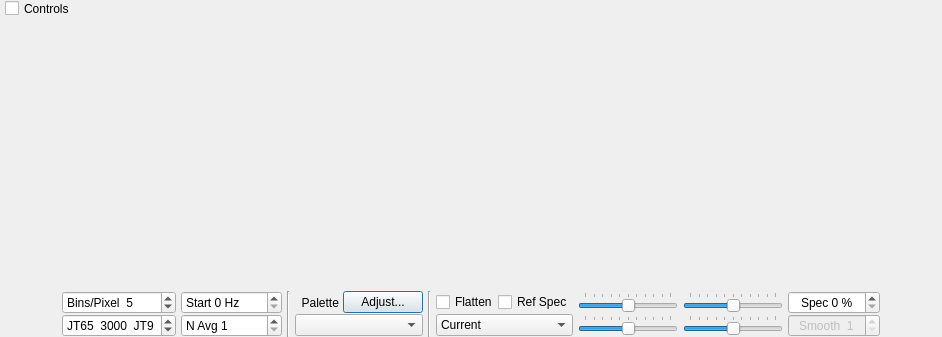
First picture: the form in widegraph.ui, repository qcmiao1998/js8call, before the edit.
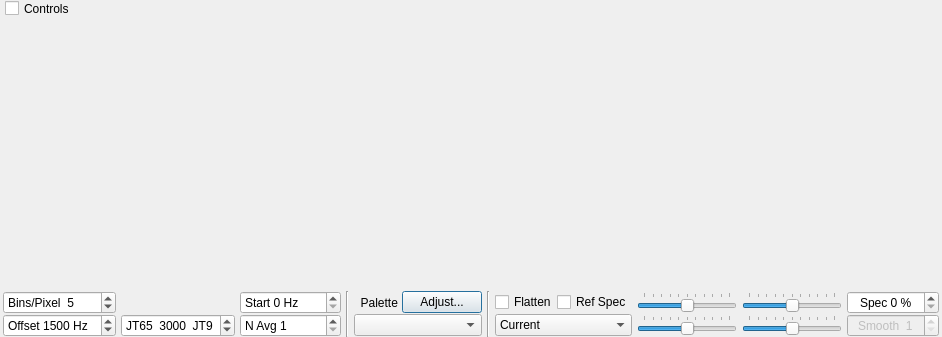
Second picture: the form after the edit. Custom widgets are drawn as their Qt base class.

Commit message: Added frequency offset spinbox into the widegraph

```diff
--- a/widegraph.ui
+++ b/widegraph.ui
@@ -100,211 +100,7 @@
       <property name="verticalSpacing">
        <number>0</number>
       </property>
-      <item row="1" column="8">
-       <widget class="QSlider" name="gain2dSlider">
-        <property name="sizePolicy">
-         <sizepolicy hsizetype="Expanding" vsizetype="Fixed">
-          <horstretch>0</horstretch>
-          <verstretch>0</verstretch>
-         </sizepolicy>
-        </property>
-        <property name="minimumSize">
-         <size>
-          <width>100</width>
-          <height>0</height>
-         </size>
-        </property>
-        <property name="maximumSize">
-         <size>
-          <width>200</width>
-          <height>16777215</height>
-         </size>
-        </property>
-        <property name="toolTip">
-         <string>Spectrum gain</string>
-        </property>
-        <property name="minimum">
-         <number>-50</number>
-        </property>
-        <property name="maximum">
-         <number>50</number>
-        </property>
-        <property name="orientation">
-         <enum>Qt::Horizontal</enum>
-        </property>
-        <property name="tickPosition">
-         <enum>QSlider::TicksAbove</enum>
-        </property>
-       </widget>
-      </item>
-      <item row="0" column="4">
-       <layout class="QHBoxLayout" name="horizontalLayout">
-        <item>
-         <widget class="QLabel" name="labPalette">
-          <property name="text">
-           <string>  Palette </string>
-          </property>
-          <property name="alignment">
-           <set>Qt::AlignLeading|Qt::AlignLeft|Qt::AlignVCenter</set>
-          </property>
-         </widget>
-        </item>
-        <item>
-         <widget class="QPushButton" name="adjust_palette_push_button">
-          <property name="toolTip">
-           <string>&lt;html&gt;&lt;head/&gt;&lt;body&gt;&lt;p&gt;Enter definition for a new color palette.&lt;/p&gt;&lt;/body&gt;&lt;/html&gt;</string>
-          </property>
-          <property name="text">
-           <string>Adjust...</string>
-          </property>
-         </widget>
-        </item>
-       </layout>
-      </item>
-      <item row="0" column="8">
-       <widget class="QSlider" name="gainSlider">
-        <property name="sizePolicy">
-         <sizepolicy hsizetype="Expanding" vsizetype="Fixed">
-          <horstretch>0</horstretch>
-          <verstretch>0</verstretch>
-         </sizepolicy>
-        </property>
-        <property name="minimumSize">
-         <size>
-          <width>100</width>
-          <height>0</height>
-         </size>
-        </property>
-        <property name="maximumSize">
-         <size>
-          <width>200</width>
-          <height>16777215</height>
-         </size>
-        </property>
-        <property name="toolTip">
-         <string>Waterfall gain</string>
-        </property>
-        <property name="minimum">
-         <number>-50</number>
-        </property>
-        <property name="maximum">
-         <number>50</number>
-        </property>
-        <property name="orientation">
-         <enum>Qt::Horizontal</enum>
-        </property>
-        <property name="tickPosition">
-         <enum>QSlider::TicksAbove</enum>
-        </property>
-       </widget>
-      </item>
-      <item row="0" column="11">
-       <widget class="QSpinBox" name="sbPercent2dPlot">
-        <property name="toolTip">
-         <string>&lt;html&gt;&lt;head/&gt;&lt;body&gt;&lt;p&gt;Set fractional size of spectrum in this window.&lt;/p&gt;&lt;/body&gt;&lt;/html&gt;</string>
-        </property>
-        <property name="alignment">
-         <set>Qt::AlignCenter</set>
-        </property>
-        <property name="suffix">
-         <string> %</string>
-        </property>
-        <property name="prefix">
-         <string>Spec </string>
-        </property>
-        <property name="maximum">
-         <number>100</number>
-        </property>
-        <property name="singleStep">
-         <number>5</number>
-        </property>
-        <property name="value">
-         <number>0</number>
-        </property>
-       </widget>
-      </item>
-      <item row="0" column="6">
-       <layout class="QHBoxLayout" name="horizontalLayout_3">
-        <item>
-         <widget class="QCheckBox" name="cbFlatten">
-          <property name="toolTip">
-           <string>&lt;html&gt;&lt;head/&gt;&lt;body&gt;&lt;p&gt;Flatten spectral baseline over the full displayed interval.&lt;/p&gt;&lt;/body&gt;&lt;/html&gt;</string>
-          </property>
-          <property name="text">
-           <string>Flatten</string>
-          </property>
-         </widget>
-        </item>
-        <item>
-         <widget class="QCheckBox" name="cbRef">
-          <property name="toolTip">
-           <string>&lt;html&gt;&lt;head/&gt;&lt;body&gt;&lt;p&gt;Compute and save a reference spectrum.  (Not yet fully implemented.)&lt;/p&gt;&lt;/body&gt;&lt;/html&gt;</string>
-          </property>
-          <property name="text">
-           <string>Ref Spec</string>
-          </property>
-         </widget>
-        </item>
-       </layout>
-      </item>
-      <item row="1" column="11">
-       <widget class="QSpinBox" name="smoSpinBox">
-        <property name="enabled">
-         <bool>false</bool>
-        </property>
-        <property name="toolTip">
-         <string>Smoothing of Linear Average spectrum</string>
-        </property>
-        <property name="alignment">
-         <set>Qt::AlignCenter</set>
-        </property>
-        <property name="suffix">
-         <string/>
-        </property>
-        <property name="prefix">
-         <string>Smooth  </string>
-        </property>
-        <property name="minimum">
-         <number>1</number>
-        </property>
-        <property name="maximum">
-         <number>7</number>
-        </property>
-       </widget>
-      </item>
-      <item row="0" column="1">
-       <widget class="QSpinBox" name="bppSpinBox">
-        <property name="toolTip">
-         <string>Compression factor for frequency scale</string>
-        </property>
-        <property name="suffix">
-         <string/>
-        </property>
-        <property name="prefix">
-         <string>Bins/Pixel  </string>
-        </property>
-        <property name="minimum">
-         <number>1</number>
-        </property>
-        <property name="maximum">
-         <number>1000</number>
-        </property>
-        <property name="singleStep">
-         <number>1</number>
-        </property>
-        <property name="value">
-         <number>5</number>
-        </property>
-       </widget>
-      </item>
-      <item row="1" column="4">
-       <widget class="QComboBox" name="paletteComboBox">
-        <property name="toolTip">
-         <string>Select waterfall palette</string>
-        </property>
-       </widget>
-      </item>
-      <item row="1" column="6">
+      <item row="1" column="7">
        <widget class="QComboBox" name="spec2dComboBox">
         <property name="toolTip">
          <string>&lt;html&gt;&lt;head/&gt;&lt;body&gt;&lt;p&gt;Select data for spectral display&lt;/p&gt;&lt;/body&gt;&lt;/html&gt;</string>
@@ -334,54 +130,7 @@
         </item>
        </widget>
       </item>
-      <item row="0" column="2">
-       <widget class="QSpinBox" name="fStartSpinBox">
-        <property name="toolTip">
-         <string>&lt;html&gt;&lt;head/&gt;&lt;body&gt;&lt;p&gt;Frequency at left edge of waterfall&lt;/p&gt;&lt;/body&gt;&lt;/html&gt;</string>
-        </property>
-        <property name="suffix">
-         <string> Hz</string>
-        </property>
-        <property name="prefix">
-         <string>Start </string>
-        </property>
-        <property name="maximum">
-         <number>5000</number>
-        </property>
-        <property name="singleStep">
-         <number>100</number>
-        </property>
-       </widget>
-      </item>
-      <item row="1" column="1">
-       <widget class="QSpinBox" name="fSplitSpinBox">
-        <property name="visible">
-          <bool>false</bool>
-        </property>
-        <property name="toolTip">
-         <string>&lt;html&gt;&lt;head/&gt;&lt;body&gt;&lt;p&gt;Decode JT9 only above this frequency&lt;/p&gt;&lt;/body&gt;&lt;/html&gt;</string>
-        </property>
-        <property name="suffix">
-         <string>  JT9</string>
-        </property>
-        <property name="prefix">
-         <string>JT65  </string>
-        </property>
-        <property name="minimum">
-         <number>0</number>
-        </property>
-        <property name="maximum">
-         <number>5000</number>
-        </property>
-        <property name="singleStep">
-         <number>100</number>
-        </property>
-        <property name="value">
-         <number>3000</number>
-        </property>
-       </widget>
-      </item>
-      <item row="1" column="2">
+      <item row="1" column="3">
        <widget class="QSpinBox" name="waterfallAvgSpinBox">
         <property name="toolTip">
          <string>Number of FFTs averaged (controls waterfall scrolling rate)</string>
@@ -397,7 +146,78 @@
         </property>
        </widget>
       </item>
-      <item row="0" column="10">
+      <item row="0" column="6" rowspan="2">
+       <widget class="Line" name="line_2">
+        <property name="orientation">
+         <enum>Qt::Vertical</enum>
+        </property>
+       </widget>
+      </item>
+      <item row="0" column="4" rowspan="2">
+       <widget class="Line" name="line">
+        <property name="orientation">
+         <enum>Qt::Vertical</enum>
+        </property>
+       </widget>
+      </item>
+      <item row="0" column="3">
+       <widget class="QSpinBox" name="fStartSpinBox">
+        <property name="toolTip">
+         <string>&lt;html&gt;&lt;head/&gt;&lt;body&gt;&lt;p&gt;Frequency at left edge of waterfall&lt;/p&gt;&lt;/body&gt;&lt;/html&gt;</string>
+        </property>
+        <property name="suffix">
+         <string> Hz</string>
+        </property>
+        <property name="prefix">
+         <string>Start </string>
+        </property>
+        <property name="maximum">
+         <number>5000</number>
+        </property>
+        <property name="singleStep">
+         <number>100</number>
+        </property>
+       </widget>
+      </item>
+      <item row="1" column="12">
+       <widget class="QSpinBox" name="smoSpinBox">
+        <property name="enabled">
+         <bool>false</bool>
+        </property>
+        <property name="toolTip">
+         <string>Smoothing of Linear Average spectrum</string>
+        </property>
+        <property name="alignment">
+         <set>Qt::AlignCenter</set>
+        </property>
+        <property name="suffix">
+         <string/>
+        </property>
+        <property name="prefix">
+         <string>Smooth  </string>
+        </property>
+        <property name="minimum">
+         <number>1</number>
+        </property>
+        <property name="maximum">
+         <number>7</number>
+        </property>
+       </widget>
+      </item>
+      <item row="0" column="13" rowspan="2">
+       <spacer name="horizontalSpacer_2">
+        <property name="orientation">
+         <enum>Qt::Horizontal</enum>
+        </property>
+        <property name="sizeHint" stdset="0">
+         <size>
+          <width>40</width>
+          <height>20</height>
+         </size>
+        </property>
+       </spacer>
+      </item>
+      <item row="0" column="11">
        <widget class="QSlider" name="zeroSlider">
         <property name="sizePolicy">
          <sizepolicy hsizetype="Expanding" vsizetype="Fixed">
@@ -434,7 +254,112 @@
         </property>
        </widget>
       </item>
-      <item row="1" column="10">
+      <item row="1" column="5">
+       <widget class="QComboBox" name="paletteComboBox">
+        <property name="toolTip">
+         <string>Select waterfall palette</string>
+        </property>
+       </widget>
+      </item>
+      <item row="0" column="7">
+       <layout class="QHBoxLayout" name="horizontalLayout_3">
+        <item>
+         <widget class="QCheckBox" name="cbFlatten">
+          <property name="toolTip">
+           <string>&lt;html&gt;&lt;head/&gt;&lt;body&gt;&lt;p&gt;Flatten spectral baseline over the full displayed interval.&lt;/p&gt;&lt;/body&gt;&lt;/html&gt;</string>
+          </property>
+          <property name="text">
+           <string>Flatten</string>
+          </property>
+         </widget>
+        </item>
+        <item>
+         <widget class="QCheckBox" name="cbRef">
+          <property name="toolTip">
+           <string>&lt;html&gt;&lt;head/&gt;&lt;body&gt;&lt;p&gt;Compute and save a reference spectrum.  (Not yet fully implemented.)&lt;/p&gt;&lt;/body&gt;&lt;/html&gt;</string>
+          </property>
+          <property name="text">
+           <string>Ref Spec</string>
+          </property>
+         </widget>
+        </item>
+       </layout>
+      </item>
+      <item row="1" column="9">
+       <widget class="QSlider" name="gain2dSlider">
+        <property name="sizePolicy">
+         <sizepolicy hsizetype="Expanding" vsizetype="Fixed">
+          <horstretch>0</horstretch>
+          <verstretch>0</verstretch>
+         </sizepolicy>
+        </property>
+        <property name="minimumSize">
+         <size>
+          <width>100</width>
+          <height>0</height>
+         </size>
+        </property>
+        <property name="maximumSize">
+         <size>
+          <width>200</width>
+          <height>16777215</height>
+         </size>
+        </property>
+        <property name="toolTip">
+         <string>Spectrum gain</string>
+        </property>
+        <property name="minimum">
+         <number>-50</number>
+        </property>
+        <property name="maximum">
+         <number>50</number>
+        </property>
+        <property name="orientation">
+         <enum>Qt::Horizontal</enum>
+        </property>
+        <property name="tickPosition">
+         <enum>QSlider::TicksAbove</enum>
+        </property>
+       </widget>
+      </item>
+      <item row="0" column="9">
+       <widget class="QSlider" name="gainSlider">
+        <property name="sizePolicy">
+         <sizepolicy hsizetype="Expanding" vsizetype="Fixed">
+          <horstretch>0</horstretch>
+          <verstretch>0</verstretch>
+         </sizepolicy>
+        </property>
+        <property name="minimumSize">
+         <size>
+          <width>100</width>
+          <height>0</height>
+         </size>
+        </property>
+        <property name="maximumSize">
+         <size>
+          <width>200</width>
+          <height>16777215</height>
+         </size>
+        </property>
+        <property name="toolTip">
+         <string>Waterfall gain</string>
+        </property>
+        <property name="minimum">
+         <number>-50</number>
+        </property>
+        <property name="maximum">
+         <number>50</number>
+        </property>
+        <property name="orientation">
+         <enum>Qt::Horizontal</enum>
+        </property>
+        <property name="tickPosition">
+         <enum>QSlider::TicksAbove</enum>
+        </property>
+       </widget>
+      </item>
+      <item row="1" column="11">
        <widget class="QSlider" name="zero2dSlider">
         <property name="sizePolicy">
          <sizepolicy hsizetype="Expanding" vsizetype="Fixed">
@@ -484,30 +409,124 @@
         </property>
        </spacer>
       </item>
-      <item row="0" column="12" rowspan="2">
-       <spacer name="horizontalSpacer_2">
-        <property name="orientation">
-         <enum>Qt::Horizontal</enum>
+      <item row="0" column="12">
+       <widget class="QSpinBox" name="sbPercent2dPlot">
+        <property name="toolTip">
+         <string>&lt;html&gt;&lt;head/&gt;&lt;body&gt;&lt;p&gt;Set fractional size of spectrum in this window.&lt;/p&gt;&lt;/body&gt;&lt;/html&gt;</string>
         </property>
-        <property name="sizeHint" stdset="0">
-         <size>
-          <width>40</width>
-          <height>20</height>
-         </size>
+        <property name="alignment">
+         <set>Qt::AlignCenter</set>
         </property>
-       </spacer>
+        <property name="suffix">
+         <string> %</string>
+        </property>
+        <property name="prefix">
+         <string>Spec </string>
+        </property>
+        <property name="maximum">
+         <number>100</number>
+        </property>
+        <property name="singleStep">
+         <number>5</number>
+        </property>
+        <property name="value">
+         <number>0</number>
+        </property>
+       </widget>
       </item>
-      <item row="0" column="3" rowspan="2">
-       <widget class="Line" name="line">
-        <property name="orientation">
-         <enum>Qt::Vertical</enum>
+      <item row="0" column="5">
+       <layout class="QHBoxLayout" name="horizontalLayout">
+        <item>
+         <widget class="QLabel" name="labPalette">
+          <property name="text">
+           <string>  Palette </string>
+          </property>
+          <property name="alignment">
+           <set>Qt::AlignLeading|Qt::AlignLeft|Qt::AlignVCenter</set>
+          </property>
+         </widget>
+        </item>
+        <item>
+         <widget class="QPushButton" name="adjust_palette_push_button">
+          <property name="toolTip">
+           <string>&lt;html&gt;&lt;head/&gt;&lt;body&gt;&lt;p&gt;Enter definition for a new color palette.&lt;/p&gt;&lt;/body&gt;&lt;/html&gt;</string>
+          </property>
+          <property name="text">
+           <string>Adjust...</string>
+          </property>
+         </widget>
+        </item>
+       </layout>
+      </item>
+      <item row="1" column="2">
+       <widget class="QSpinBox" name="fSplitSpinBox">
+        <property name="visible">
+         <bool>false</bool>
         </property>
+        <property name="toolTip">
+         <string>&lt;html&gt;&lt;head/&gt;&lt;body&gt;&lt;p&gt;Decode JT9 only above this frequency&lt;/p&gt;&lt;/body&gt;&lt;/html&gt;</string>
+        </property>
+        <property name="suffix">
+         <string>  JT9</string>
+        </property>
+        <property name="prefix">
+         <string>JT65  </string>
+        </property>
+        <property name="minimum">
+         <number>0</number>
+        </property>
+        <property name="maximum">
+         <number>5000</number>
+        </property>
+        <property name="singleStep">
+         <number>100</number>
+        </property>
+        <property name="value">
+         <number>3000</number>
+        </property>
        </widget>
       </item>
-      <item row="0" column="5" rowspan="2">
-       <widget class="Line" name="line_2">
-        <property name="orientation">
-         <enum>Qt::Vertical</enum>
+      <item row="1" column="1">
+       <widget class="QSpinBox" name="offsetSpinBox">
+        <property name="suffix">
+         <string> Hz</string>
+        </property>
+        <property name="prefix">
+         <string>Offset </string>
+        </property>
+        <property name="maximum">
+         <number>5000</number>
+        </property>
+        <property name="singleStep">
+         <number>1</number>
+        </property>
+        <property name="value">
+         <number>1500</number>
+        </property>
+       </widget>
+      </item>
+      <item row="0" column="1">
+       <widget class="QSpinBox" name="bppSpinBox">
+        <property name="toolTip">
+         <string>Compression factor for frequency scale</string>
+        </property>
+        <property name="suffix">
+         <string/>
+        </property>
+        <property name="prefix">
+         <string>Bins/Pixel  </string>
+        </property>
+        <property name="minimum">
+         <number>1</number>
+        </property>
+        <property name="maximum">
+         <number>1000</number>
+        </property>
+        <property name="singleStep">
+         <number>1</number>
+        </property>
+        <property name="value">
+         <number>5</number>
         </property>
        </widget>
       </item>
```
The commit also changes 2 other files.
